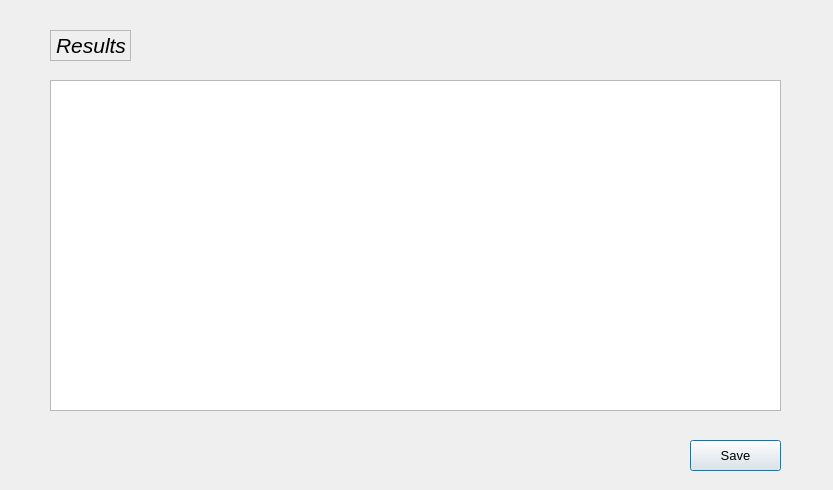
Old version of the form InstaGrader/results.ui in the repository AcademyAutograder/Autograder-0.1.
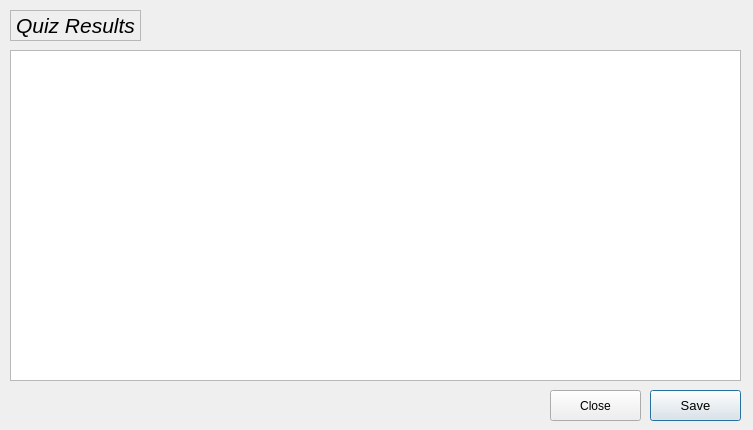
New version of the form.

```diff
--- a/InstaGrader/results.ui
+++ b/InstaGrader/results.ui
@@ -6,8 +6,8 @@
    <rect>
     <x>0</x>
     <y>0</y>
-    <width>833</width>
-    <height>490</height>
+    <width>753</width>
+    <height>430</height>
    </rect>
   </property>
   <property name="windowTitle">
@@ -16,8 +16,8 @@
   <widget class="QTableView" name="resultstable">
    <property name="geometry">
     <rect>
-     <x>50</x>
-     <y>80</y>
+     <x>10</x>
+     <y>50</y>
      <width>731</width>
      <height>331</height>
     </rect>
@@ -26,8 +26,8 @@
   <widget class="QPushButton" name="Savebutton">
    <property name="geometry">
     <rect>
-     <x>690</x>
-     <y>440</y>
+     <x>650</x>
+     <y>390</y>
      <width>91</width>
      <height>31</height>
     </rect>
@@ -44,9 +44,9 @@
   <widget class="QLabel" name="resultslabel">
    <property name="geometry">
     <rect>
-     <x>50</x>
-     <y>30</y>
-     <width>81</width>
+     <x>10</x>
+     <y>10</y>
+     <width>131</width>
      <height>31</height>
     </rect>
    </property>
@@ -60,7 +60,20 @@
     <enum>QFrame::StyledPanel</enum>
    </property>
    <property name="text">
-    <string>Results</string>
+    <string>Quiz Results</string>
+   </property>
+  </widget>
+  <widget class="QPushButton" name="CreateQuizCancelbutton">
+   <property name="geometry">
+    <rect>
+     <x>550</x>
+     <y>390</y>
+     <width>91</width>
+     <height>31</height>
+    </rect>
+   </property>
+   <property name="text">
+    <string>Close</string>
    </property>
   </widget>
  </widget>
```
